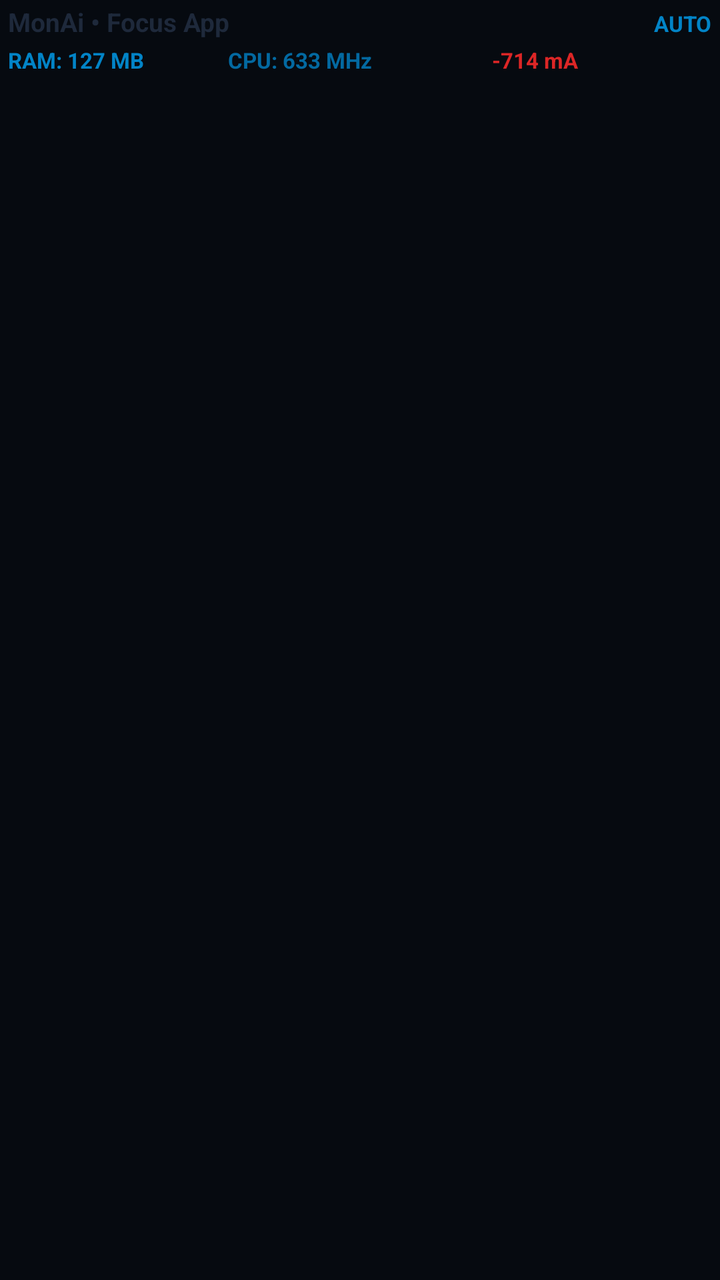
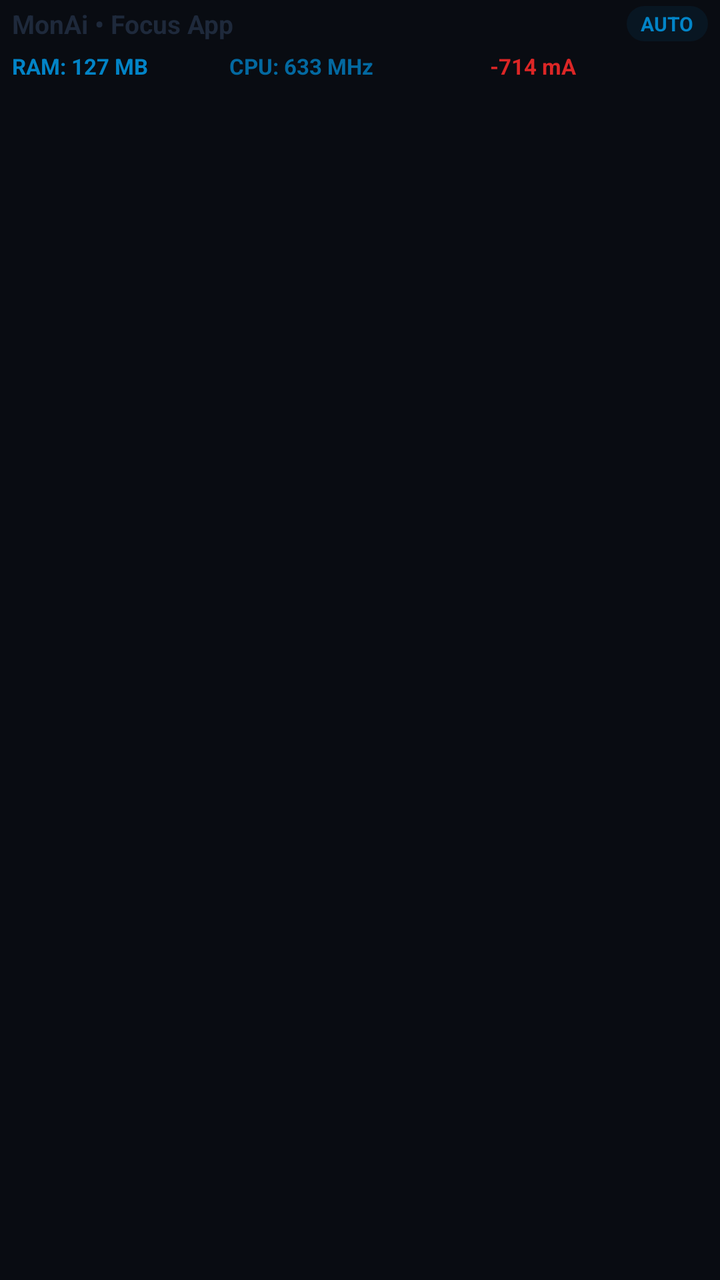

Compare the two renders of this Android layout. The source of the first and the diff that turns it into the second are given below.
<!-- AndroidManifest.xml: application theme Theme.MonAi -->
<!-- res/layout/notif_monai_collapsed.xml -->
<?xml version="1.0" encoding="utf-8"?>
<LinearLayout xmlns:android="http://schemas.android.com/apk/res/android"
    android:layout_width="match_parent"
    android:layout_height="wrap_content"
    android:orientation="vertical"
    android:paddingStart="4dp"
    android:paddingEnd="4dp"
    android:paddingTop="2dp"
    android:paddingBottom="2dp"
    android:background="@android:color/transparent">

    <LinearLayout
        android:layout_width="match_parent"
        android:layout_height="wrap_content"
        android:orientation="horizontal">
        <TextView
            android:id="@+id/txt_app_title"
            android:layout_width="0dp"
            android:layout_height="wrap_content"
            android:layout_weight="1"
            android:text="MonAi • Focus App"
            android:textColor="@color/notif_title_color"
            android:textStyle="bold"
            android:textSize="13sp"/>
        <TextView
            android:id="@+id/txt_mode_badge"
            android:layout_width="wrap_content"
            android:layout_height="wrap_content"
            android:text="AUTO"
            android:textColor="@color/notif_ram_color"
            android:textStyle="bold"
            android:textSize="11sp"/>
    </LinearLayout>

    <LinearLayout
        android:layout_width="match_parent"
        android:layout_height="wrap_content"
        android:orientation="horizontal"
        android:layout_marginTop="3dp">
        <TextView
            android:id="@+id/txt_col_ram"
            android:layout_width="0dp"
            android:layout_height="wrap_content"
            android:layout_weight="1"
            android:text="RAM: 127 MB"
            android:textColor="@color/notif_ram_color"
            android:textSize="11sp"
            android:textStyle="bold"/>
        <TextView
            android:id="@+id/txt_col_cpu"
            android:layout_width="0dp"
            android:layout_height="wrap_content"
            android:layout_weight="1.2"
            android:text="CPU: 633 MHz"
            android:textColor="@color/notif_cpu_color"
            android:textSize="11sp"
            android:textStyle="bold"/>
        <TextView
            android:id="@+id/txt_col_power"
            android:layout_width="0dp"
            android:layout_height="wrap_content"
            android:layout_weight="1"
            android:text="-714 mA"
            android:textColor="@color/notif_power_discharge"
            android:textSize="11sp"
            android:textStyle="bold"/>
    </LinearLayout>
</LinearLayout>
<!-- resources referenced by this layout -->
<resources>
  <color name="notif_cpu_color">#0369A1</color>
  <color name="notif_power_discharge">#DC2626</color>
  <color name="notif_ram_color">#0284C7</color>
  <color name="notif_title_color">#1E293B</color>
  <style name="Theme.MonAi" parent="android:Theme.Material.NoActionBar">
          <item name="android:windowBackground">#060A10</item>
          <item name="android:statusBarColor">#060A10</item>
          <item name="android:navigationBarColor">#0D1520</item>
      </style>
</resources>

<!-- the commit's change to res/layout/notif_monai_collapsed.xml (unified diff, before → after) -->
@@ -3,16 +3,17 @@
     android:layout_width="match_parent"
     android:layout_height="wrap_content"
     android:orientation="vertical"
-    android:paddingStart="4dp"
-    android:paddingEnd="4dp"
-    android:paddingTop="2dp"
-    android:paddingBottom="2dp"
+    android:paddingStart="6dp"
+    android:paddingEnd="6dp"
+    android:paddingTop="3dp"
+    android:paddingBottom="3dp"
     android:background="@android:color/transparent">
 
     <LinearLayout
         android:layout_width="match_parent"
         android:layout_height="wrap_content"
-        android:orientation="horizontal">
+        android:orientation="horizontal"
+        android:gravity="center_vertical">
         <TextView
             android:id="@+id/txt_app_title"
             android:layout_width="0dp"
@@ -21,22 +22,29 @@
             android:text="MonAi • Focus App"
             android:textColor="@color/notif_title_color"
             android:textStyle="bold"
-            android:textSize="13sp"/>
+            android:textSize="13sp"
+            android:singleLine="true"
+            android:ellipsize="end"/>
         <TextView
             android:id="@+id/txt_mode_badge"
             android:layout_width="wrap_content"
             android:layout_height="wrap_content"
+            android:paddingStart="7dp"
+            android:paddingEnd="7dp"
+            android:paddingTop="2dp"
+            android:paddingBottom="2dp"
+            android:background="@drawable/notif_badge_bg"
             android:text="AUTO"
             android:textColor="@color/notif_ram_color"
             android:textStyle="bold"
-            android:textSize="11sp"/>
+            android:textSize="10sp"/>
     </LinearLayout>
 
     <LinearLayout
         android:layout_width="match_parent"
         android:layout_height="wrap_content"
         android:orientation="horizontal"
-        android:layout_marginTop="3dp">
+        android:layout_marginTop="5dp">
         <TextView
             android:id="@+id/txt_col_ram"
             android:layout_width="0dp"
<!-- resource entries referenced after the edit -->
@@ -4,10 +4,17 @@
   <color name="notif_power_discharge">#DC2626</color>
   <color name="notif_ram_color">#0284C7</color>
   <color name="notif_title_color">#1E293B</color>
+  <!-- drawable notif_badge_bg (drawable) -->
+  <?xml version="1.0" encoding="utf-8"?>
+  <shape xmlns:android="http://schemas.android.com/apk/res/android">
+      <solid android:color="@color/notif_badge_bg"/>
+      <corners android:radius="10dp"/>
+  </shape>
   <style name="Theme.MonAi" parent="android:Theme.Material.NoActionBar">
-          <item name="android:windowBackground">#060A10</item>
-          <item name="android:statusBarColor">#060A10</item>
-          <item name="android:navigationBarColor">#0D1520</item>
+          <item name="android:windowBackground">#090C12</item>
+          <item name="android:statusBarColor">#090C12</item>
+          <item name="android:navigationBarColor">#10141C</item>
       </style>
+  <color name="notif_badge_bg">#150284C7</color>
 </resources>
 
